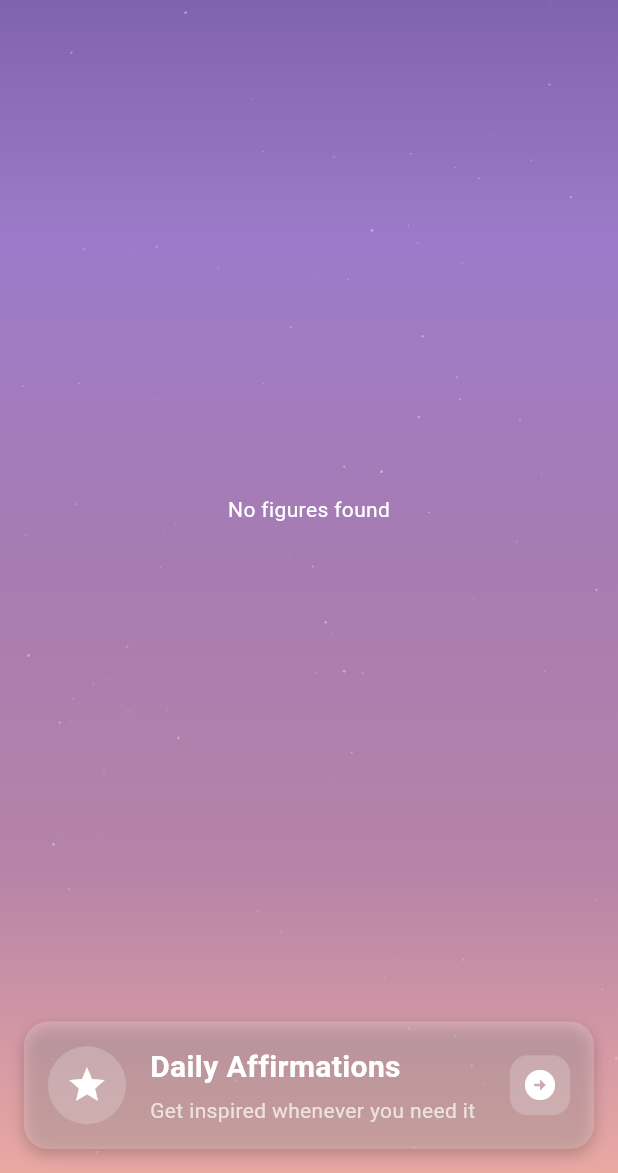
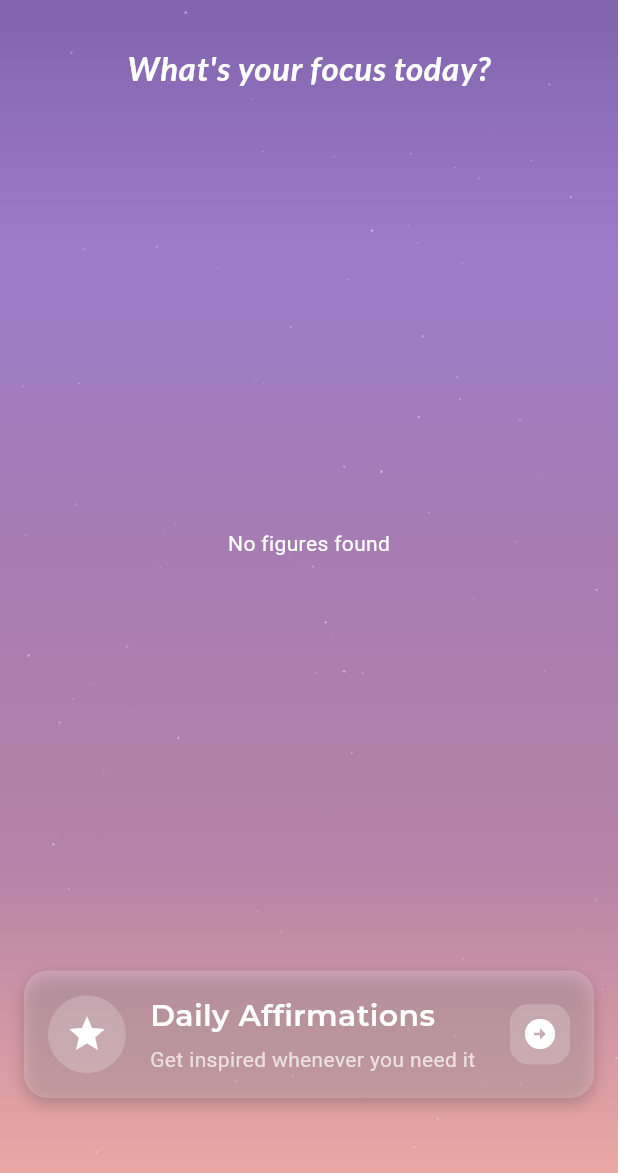
Before and after one commit to andrzejka-dev/flexchamp, a Flutter app: the screen it shows once a user with an empty profile is signed in, on a phone screen of 412 x 824 dp, the part 63-1236 px from its top. Run offline on Flutter 3.47's test engine with Material 3 defaults, Android fonts, the phone set to English and light mode, and no system bars; our stand-ins replace bloc, cloud_firestore, dio, firebase_auth, firebase_core, firebase_storage and 6 more; missing offline and left inert: firebase_ui_auth; accounts and stored records are empty; generated files the repository leaves out were written again.

Commit message:
Update UI features in home_page.dart

```diff
--- a/lib/features/home/home_widgets/daily_affirmation_card.dart
+++ b/lib/features/home/home_widgets/daily_affirmation_card.dart
@@ -1,5 +1,6 @@
 import 'package:flexchamp/features/affirmation/page/affirmation_page.dart';
 import 'package:flutter/material.dart';
+import 'package:google_fonts/google_fonts.dart';
 
 class DailyAffirmationCard extends StatelessWidget {
   const DailyAffirmationCard({super.key});
@@ -42,15 +43,15 @@ class DailyAffirmationCard extends StatelessWidget {
               ),
             ),
             const SizedBox(width: 16.0),
-            const Expanded(
+            Expanded(
               child: Column(
                 crossAxisAlignment: CrossAxisAlignment.start,
                 children: [
                   Text(
                     "Daily Affirmations",
-                    style: TextStyle(
+                    style: GoogleFonts.montserrat(
                       color: Colors.white,
-                      fontWeight: FontWeight.bold,
+                      fontWeight: FontWeight.w600,
                       fontSize: 20,
                     ),
                   ),
--- a/lib/features/home/page/home_page.dart
+++ b/lib/features/home/page/home_page.dart
@@ -4,6 +4,7 @@ import 'package:flexchamp/features/home/cubit/figure_cubit.dart';
 import 'package:flexchamp/features/home/home_widgets/home_page_widgets_extract.dart';
 import 'package:flutter/material.dart';
 import 'package:flutter_bloc/flutter_bloc.dart';
+import 'package:google_fonts/google_fonts.dart';
 
 class HomePage extends StatelessWidget {
   final User currentUser;
@@ -25,18 +26,36 @@ class HomePage extends StatelessWidget {
         body: GradientBackground(
           child: SafeArea(
             child: Column(
+              crossAxisAlignment: CrossAxisAlignment.center,
               children: [
+                // Add "What's your focus today?" text below app bar
+                Padding(
+                  padding: EdgeInsets.fromLTRB(20, 16, 20, 16),
+                  child: Text(
+                    "What's your focus today?",
+                    textAlign: TextAlign.center,
+                    style: GoogleFonts.lato(
+                      textStyle: TextStyle(
+                        color: Colors.white,
+                        fontSize: 22,
+                        fontWeight: FontWeight.w600,
+                        fontStyle: FontStyle.italic,
+                        letterSpacing: 0.5,
+                      ),
+                    ),
+                  ),
+                ),
+
                 Expanded(
                   child: Padding(
                     padding: const EdgeInsets.symmetric(horizontal: 16.0),
                     child: FigureListView(),
                   ),
                 ),
-                Padding(
-                  padding: const EdgeInsets.symmetric(
-                    horizontal: 16.0,
-                    vertical: 16.0
-                  ),
+
+                // Daily Affirmation Card
+                Container(
+                  padding: const EdgeInsets.only(bottom: 50.0, left: 16.0, right: 16.0),
                   child: DailyAffirmationCard(),
                 ),
               ],
```
Also changed, not shown: lib/features/home/home_widgets/figure_list_item.dart (+68 -55 lines).
